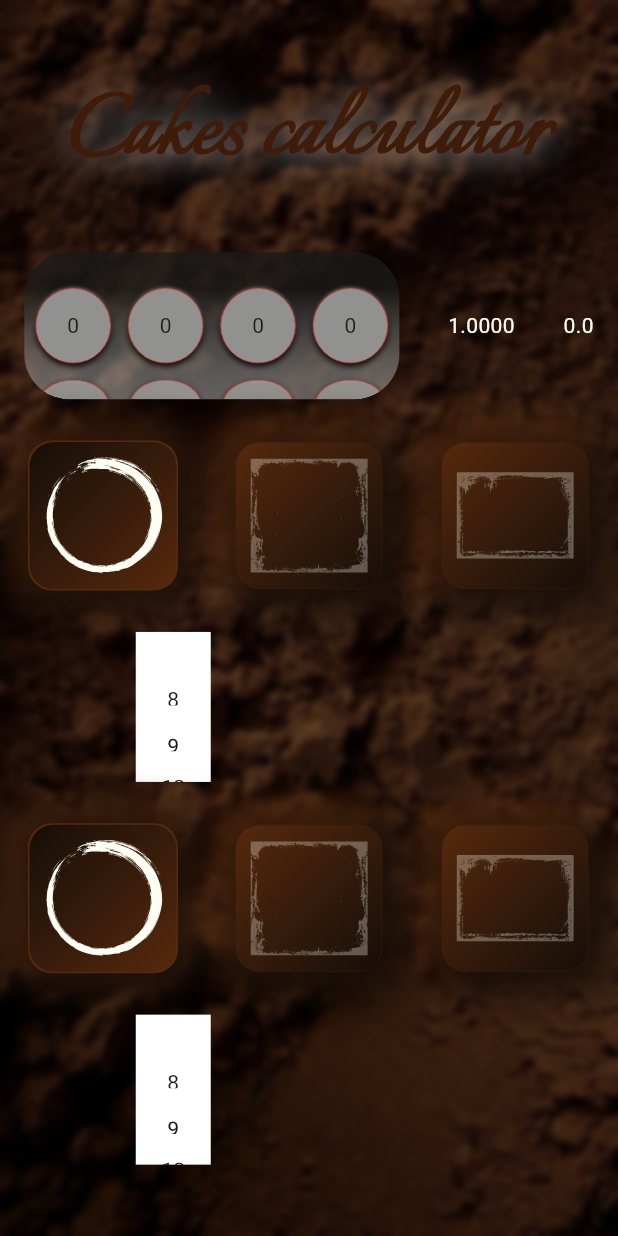
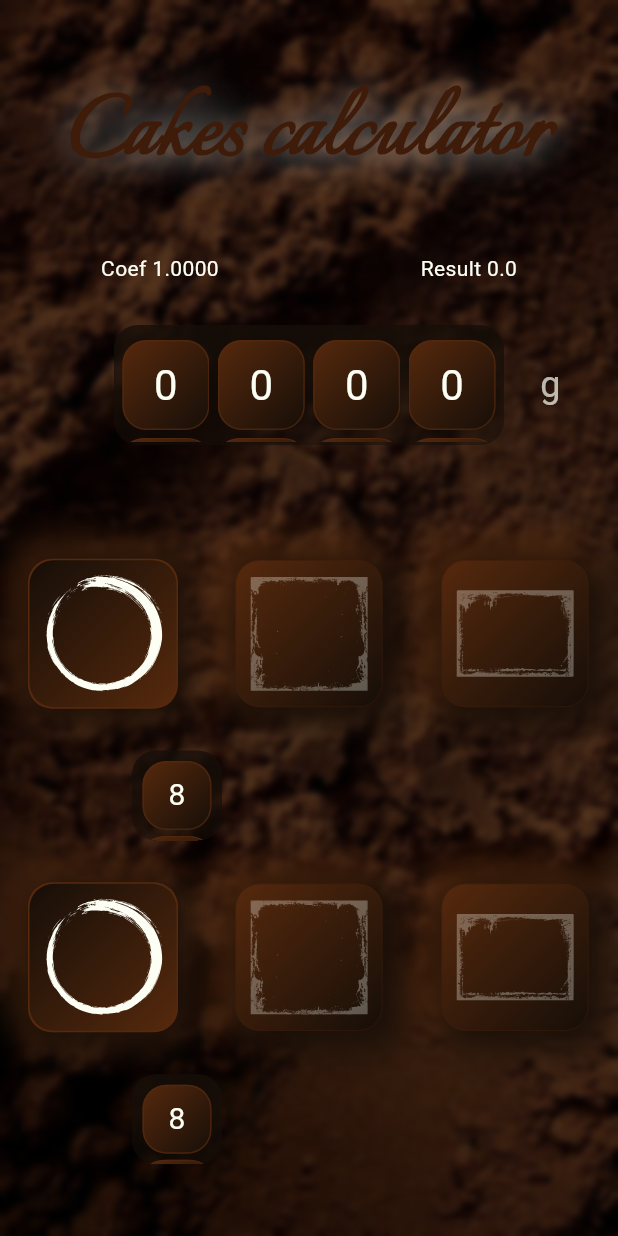
Before and after one commit to denissavishchev/cakes_calculator, a Flutter app: the screen it shows after launch, on a phone screen of 412 x 824 dp. Run offline on Flutter 3.47's test engine with Material 3 defaults, Android fonts, the phone set to English and light mode, and no system bars; our stand-ins replace flutter_svg, hive, hive_flutter; accounts and stored records are empty.

Commit message:
frontend almost done

```diff
--- a/lib/main_page.dart
+++ b/lib/main_page.dart
@@ -51,11 +51,26 @@ class MainPage extends StatelessWidget {
                   Row(
                     mainAxisAlignment: MainAxisAlignment.spaceAround,
                     children: [
-                      MassCounter(),
-                      Text(data.setCoefficient(), style: TextStyle(color: kWhite),),
-                      Text(data.result.toString(), style: TextStyle(color: kWhite),),
+                      Text('Coef ${data.setCoefficient()}', style: TextStyle(color: kWhite),),
+                      Text('Result ${data.result.toString()}', style: TextStyle(color: kWhite),),
                     ],
                   ),
+                  Row(
+                    mainAxisAlignment: MainAxisAlignment.spaceAround,
+                    children: [
+                      SizedBox(width: 40,),
+                      MassCounter(),
+                      SizedBox(
+                        width: 40,
+                          child: Align(
+                            alignment: Alignment.centerLeft,
+                              child: Text('g',
+                                style: TextStyle(
+                                    color: kWhite.withOpacity(0.7),
+                                    fontSize: 24),)))
+                    ],
+                  ),
+                  SizedBox(height: 20,),
                   ShapeButtons(),
                   Row(
                     mainAxisAlignment: MainAxisAlignment.spaceAround,
--- a/lib/widgets/mass_counter.dart
+++ b/lib/widgets/mass_counter.dart
@@ -1,6 +1,7 @@
 import 'package:cakes_calculator/main_provider.dart';
 import 'package:flutter/material.dart';
 import 'package:provider/provider.dart';
+import '../constants.dart';
 
 class MassCounter extends StatelessWidget {
   const MassCounter({Key? key}) : super(key: key);
@@ -8,16 +9,16 @@ class MassCounter extends StatelessWidget {
   @override
   Widget build(BuildContext context) {
     return Container(
-        width: 250,
-        height: 98,
+        width: 260,
+        height: 80,
         clipBehavior: Clip.hardEdge,
         decoration: BoxDecoration(
-          borderRadius:
-          const BorderRadius.all(Radius.circular(30)),
+          borderRadius: const BorderRadius.all(Radius.circular(16)),
           gradient: LinearGradient(
               colors: [
-                const Color(0xffbebebc).withOpacity(0.5),
-                const Color(0xff1a1a18).withOpacity(0.8),
+                kDark.withOpacity(0.5),
+                kDark.withOpacity(0.8),
+
               ],
               begin: Alignment.bottomCenter,
               end: Alignment.topCenter,
@@ -46,38 +47,33 @@ class Mass extends StatelessWidget {
         builder: (context, data, _){
           return SizedBox(
             width: 58,
-            height: 98,
+            height: 76,
             child: ListWheelScrollView(
               controller: FixedExtentScrollController(
-                  initialItem: int.parse(data.mass.toString().substring(order, order + 1))),
+                  initialItem: int.parse(
+                      data.mass.toString().substring(order, order + 1))),
               onSelectedItemChanged: (index) {
                 FocusManager.instance.primaryFocus?.unfocus();
                 data.setMass(index, order);
               },
               physics: const FixedExtentScrollPhysics(),
-              itemExtent: 58,
+              itemExtent: 60,
               children: List.generate(10, (index){
                 return Container(
-                  margin: const EdgeInsets.symmetric(vertical: 4),
-                  width: 50,
-                  height: 50,
                   decoration: BoxDecoration(
-                      color: const Color(0xff91918f),
-                      border:
-                      Border.all(color: Colors.red, width: 0.5),
-                      borderRadius: const BorderRadius.all(
-                          Radius.circular(25)),
-                      boxShadow: const [
-                        BoxShadow(
-                            color: Colors.black,
-                            blurRadius: 3,
-                            offset: Offset(0, 2)),
-                        BoxShadow(
-                            color: Color(0xff5e5e5c),
-                            blurRadius: 1,
-                            offset: Offset(0, -1)),
-                      ]),
-                  child: Center(child: Text('$index')),
+                    border: Border.all(width: 1, color: kLight.withOpacity(0.7)),
+                    borderRadius: const BorderRadius.all(Radius.circular(16)),
+                    gradient: const LinearGradient(
+                      begin: Alignment.topLeft,
+                      end: Alignment.bottomRight,
+                      colors: [
+                        kLight,
+                        kDark,
+                      ],
+                    ),
+                  ),
+                  child: Center(child: Text('$index',
+                      style: const TextStyle(color: kWhite, fontSize: 28))),
                 );
               } ),
             ),
--- a/lib/widgets/shape_buttons.dart
+++ b/lib/widgets/shape_buttons.dart
@@ -88,7 +88,6 @@ class ElseContainer extends StatelessWidget {
     return Consumer<MainProvider>(
         builder: (context, data, _){
           return Container(
-              // padding: const EdgeInsets.all(12),
               decoration: BoxDecoration(
                 border: Border.all(width: 0.5, color: kBrown.withOpacity(0.7)),
                 borderRadius: const BorderRadius.all(Radius.circular(16)),
--- a/lib/widgets/size_scroll.dart
+++ b/lib/widgets/size_scroll.dart
@@ -1,6 +1,8 @@
 import 'package:cakes_calculator/main_provider.dart';
 import 'package:flutter/material.dart';
 import 'package:provider/provider.dart';
+
+import '../constants.dart';
 
 class SizeScroll extends StatelessWidget {
   const SizeScroll({
@@ -14,9 +16,20 @@ class SizeScroll extends StatelessWidget {
     return Consumer<MainProvider>(
         builder: (context, data, _){
           return Container(
-            width: 50,
-            height: 100,
-            color: Colors.white,
+            width: 60,
+            height: 60,
+            clipBehavior: Clip.hardEdge,
+            decoration: BoxDecoration(
+                borderRadius: const BorderRadius.all(Radius.circular(16)),
+                gradient: LinearGradient(
+                    colors: [
+                      kDark.withOpacity(0.5),
+                      kDark.withOpacity(0.8),
+
+                    ],
+                    begin: Alignment.bottomCenter,
+                    end: Alignment.topCenter,
+                    stops: const [0, 0.75])),
             child: ListWheelScrollView(
               controller: FixedExtentScrollController(
                   initialItem: location == 'TL' ? data.lt - 8
@@ -29,11 +42,25 @@ class SizeScroll extends StatelessWidget {
                 data.sizeScroll(location, index + 8);
               },
               physics: const FixedExtentScrollPhysics(),
-              itemExtent: 30,
+              itemExtent: 46,
               children: List.generate(43, (index){
-                return Padding(
-                    padding: const EdgeInsets.only(bottom: 16.0),
-                    child: Text('${index + 8}')
+                return Container(
+                  width: 46,
+                    decoration: BoxDecoration(
+                      border: Border.all(width: 1, color: kLight.withOpacity(0.7)),
+                      borderRadius: const BorderRadius.all(Radius.circular(16)),
+                      gradient: const LinearGradient(
+                        begin: Alignment.topLeft,
+                        end: Alignment.bottomRight,
+                        colors: [
+                          kLight,
+                          kDark,
+                        ],
+                      ),
+                    ),
+                    child: Center(
+                        child: Text('${index + 8}',
+                          style: const TextStyle(color: kWhite, fontSize: 20),))
                 );
               } ),
             ),
```
